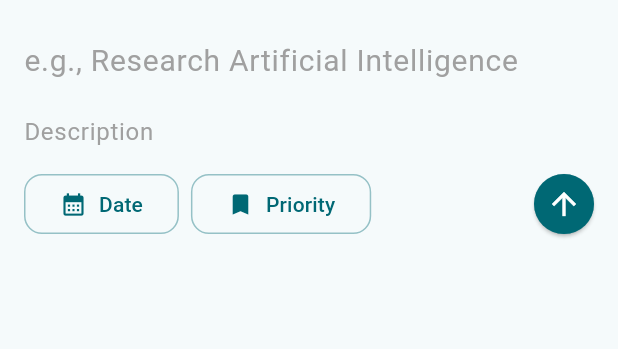
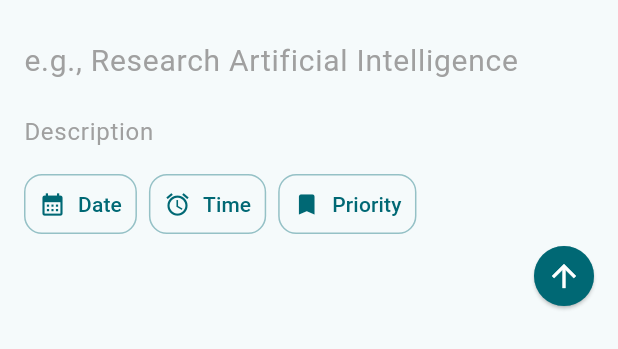
Before and after one commit to minhkhang1505/flutter_exercise1_todolist, a Flutter app: the AddNewTaskScreen widget shown alone on an empty page, opened directly, on a phone screen of 412 x 824 dp. Shown: the top 349 px of the screen. Run offline on Flutter 3.47's test engine with Material 3 defaults, Android fonts, the phone set to English and light mode, and no system bars; our stand-ins replace google_fonts.

Commit message:
feat: Refactor AddNewTaskScreen to use StatefulWidget and implement date/time selection

```diff
--- a/lib/presentation/screens/addtask/add_new_task.dart
+++ b/lib/presentation/screens/addtask/add_new_task.dart
@@ -1,7 +1,88 @@
 import 'package:flutter/material.dart';
 
-class AddNewTaskScreen extends StatelessWidget {
+class AddNewTaskScreen extends StatefulWidget {
   const AddNewTaskScreen({super.key});
+
+  @override
+  State<AddNewTaskScreen> createState() => _AddNewTaskScreenState();
+}
+
+class _AddNewTaskScreenState extends State<AddNewTaskScreen> {
+  DateTime? selectedDate;
+  TimeOfDay? selectedTime;
+
+  Future<void> _selectDate(BuildContext context) async {
+    final DateTime? picked = await showDatePicker(
+      context: context,
+      initialDate: selectedDate,
+      firstDate: DateTime.now(),
+      lastDate: DateTime(DateTime.now().year + 2),
+      helpText: 'Select Due Date',
+      confirmText: 'SELECT',
+      cancelText: 'CANCEL',
+    );
+
+    if (picked != null && picked != selectedDate) {
+      setState(() => selectedDate = picked);
+    }
+  }
+
+  Future<void> _selectTime(BuildContext context) async {
+    final TimeOfDay? picked = await showTimePicker(
+      context: context,
+      initialTime: TimeOfDay.now(),
+      helpText: 'Select Due Time',
+      confirmText: 'SELECT',
+      cancelText: 'CANCEL',
+    );
+
+    if (picked != null && picked != selectedTime) {
+      setState(() => selectedTime = picked);
+    }
+  }
+
+  String _formatDate(DateTime? date) {
+    if (date == null) {
+      return 'Date';
+    }
+
+    final now = DateTime.now();
+    final today = DateTime(now.year, now.month, now.day);
+    final tomorrow = today.add(const Duration(days: 1));
+    final selectedDay = DateTime(date.year, date.month, date.day);
+    final months = [
+      'Jan',
+      'Feb',
+      'Mar',
+      'Apr',
+      'May',
+      'Jun',
+      'Jul',
+      'Aug',
+      'Sep',
+      'Oct',
+      'Nov',
+      'Dec',
+    ];
+    if (selectedDay == today) {
+      return 'Today';
+    } else if (selectedDay == tomorrow) {
+      return 'Tomorrow';
+    } else if (selectedDay.year > now.year) {
+      return '${months[date.month - 1]} ${date.day}, ${date.year}';
+    } else {
+      return '${months[date.month - 1]} ${date.day}';
+    }
+  }
+
+  String _formatTime(TimeOfDay? time) {
+    if (time == null) {
+      return 'Time';
+    }
+    final hour = time.hourOfPeriod == 0 ? 12 : time.hourOfPeriod;
+    final period = time.period == DayPeriod.am ? 'AM' : 'PM';
+    return '$hour:${time.minute.toString().padLeft(2, '0')} $period';
+  }
 
   @override
   Widget build(BuildContext context) {
@@ -37,7 +118,7 @@ class AddNewTaskScreen extends StatelessWidget {
               ),
             ),
             Padding(
-              padding: const EdgeInsets.only(right: 16.0),
+              padding: const EdgeInsets.only(right: 8.0),
               child: TextField(
                 decoration: InputDecoration(
                   hintText: "Description",
@@ -52,14 +133,15 @@ class AddNewTaskScreen extends StatelessWidget {
                 style: const TextStyle(fontSize: 16),
               ),
             ),
-            Row(
-              mainAxisAlignment: MainAxisAlignment.spaceBetween,
+            Padding(
+              padding: const EdgeInsets.only(right: 16),
+              child: Row(
+                mainAxisAlignment: MainAxisAlignment.start,
                 children: [
                   //date picker
-                Row(
-                  children: [
                   ElevatedButton(
                     style: ElevatedButton.styleFrom(
+                      padding: const EdgeInsets.all(10),
                       backgroundColor: colorScheme.surface,
                       elevation: 0,
                       shape: RoundedRectangleBorder(
@@ -71,21 +153,46 @@ class AddNewTaskScreen extends StatelessWidget {
                       ),
                     ),
                     onPressed: () {
-                        // Handle save action
+                      _selectDate(context);
                     },
                     child: Row(
-                        children: const [
-                          Icon(Icons.calendar_month),
-                          SizedBox(width: 8),
-                          Text('Date'),
+                      children: [
+                        const Icon(Icons.calendar_month),
+                        const SizedBox(width: 8),
+                        Text(_formatDate(selectedDate)),
                       ],
                     ),
                   ),
-                    const SizedBox(width: 8),
-
+                  SizedBox(width: 8),
+                  ElevatedButton(
+                    style: ElevatedButton.styleFrom(
+                      padding: const EdgeInsets.all(10),
+                      backgroundColor: colorScheme.surface,
+                      elevation: 0,
+                      shape: RoundedRectangleBorder(
+                        borderRadius: BorderRadius.circular(12),
+                        side: BorderSide(
+                          color: colorScheme.primary.withAlpha(100),
+                          width: 1,
+                        ),
+                      ),
+                    ),
+                    onPressed: () {
+                      _selectTime(context);
+                    },
+                    child: Row(
+                      children: [
+                        Icon(Icons.alarm),
+                        SizedBox(width: 8),
+                        Text(_formatTime(selectedTime)),
+                      ],
+                    ),
+                  ),
+                  SizedBox(width: 8),
                   // priority picker
                   ElevatedButton(
                     style: ElevatedButton.styleFrom(
+                      padding: const EdgeInsets.all(10),
                       backgroundColor: colorScheme.surface,
                       elevation: 0,
                       shape: RoundedRectangleBorder(
@@ -111,6 +218,10 @@ class AddNewTaskScreen extends StatelessWidget {
                   ),
                 ],
               ),
+            ),
+            Row(
+              mainAxisAlignment: MainAxisAlignment.end,
+              children: [
                 ElevatedButton.icon(
                   onPressed: () {},
                   style: ElevatedButton.styleFrom(
```
Also changed, not shown: lib/presentation/screens/tasks/widgets/task_item.dart (+27 -10 lines), lib/presentation/screens/tasks/widgets/custom_tab_bar.dart (line endings or trailing spaces). Lines whose indentation alone changed are shown as unchanged.
